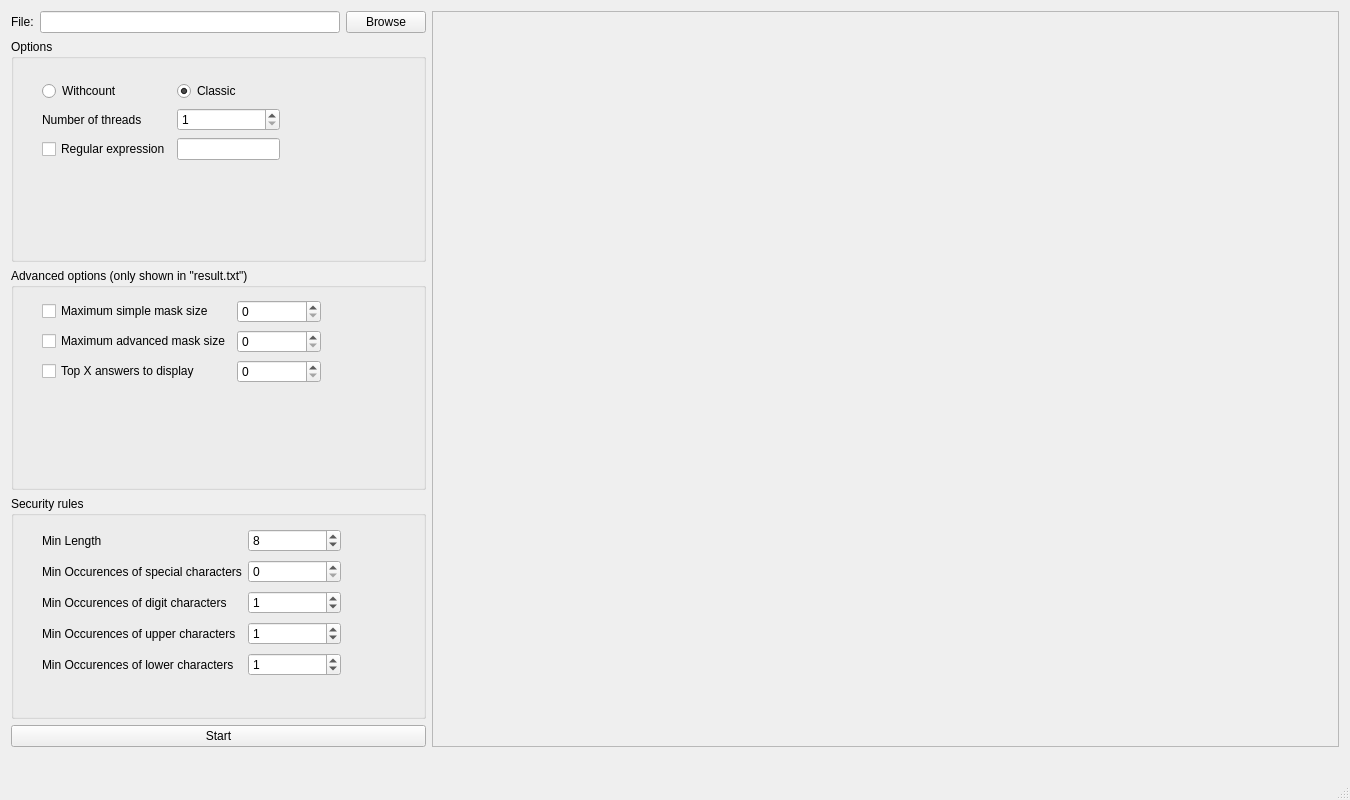
Above: src/gui/MainWindow.ui from mvalois/cpack before the change. Below: the same form after it.
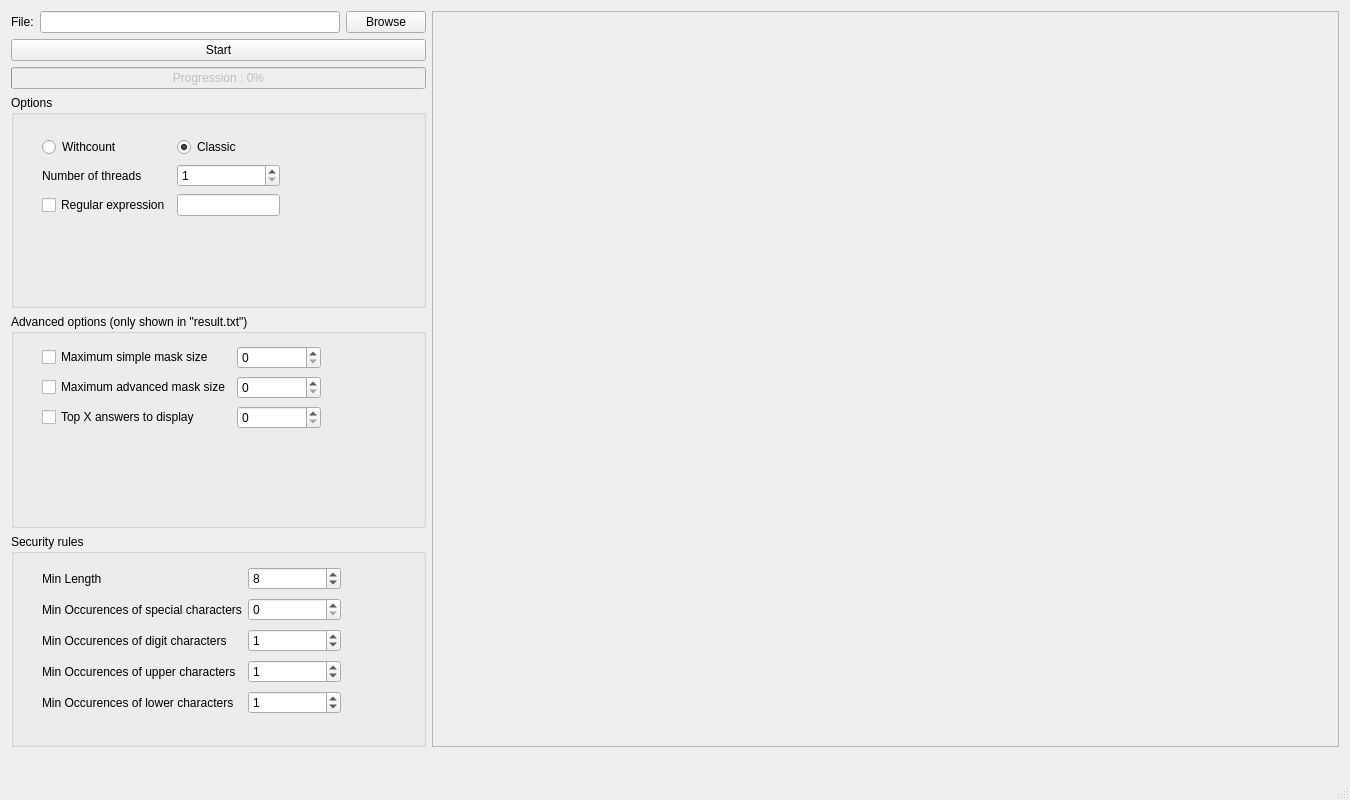
That is the form after the change. Icons and pictures are not drawn.

Commit message: add nice progress bar and remove popup

```diff
--- a/src/gui/MainWindow.ui
+++ b/src/gui/MainWindow.ui
@@ -28,7 +28,7 @@
      <layout class="QHBoxLayout" name="horizontalLayout" stretch="0,1">
       <item>
        <layout class="QGridLayout" name="settingsLayout">
-        <item row="3" column="0" colspan="3">
+        <item row="6" column="0" colspan="3">
          <widget class="QGroupBox" name="securityPolicy">
           <property name="title">
            <string>Security rules</string>
@@ -113,14 +113,7 @@
           </widget>
          </widget>
         </item>
-        <item row="4" column="0" colspan="3">
-         <widget class="QPushButton" name="startButton">
-          <property name="text">
-           <string>Start</string>
-          </property>
-         </widget>
-        </item>
-        <item row="2" column="0" colspan="3">
+        <item row="5" column="0" colspan="3">
          <widget class="QGroupBox" name="advancedOptions">
           <property name="title">
            <string>Advanced options (only shown in &quot;result.txt&quot;)</string>
@@ -169,6 +162,13 @@
           </widget>
          </widget>
         </item>
+        <item row="1" column="0" colspan="3">
+         <widget class="QPushButton" name="startButton">
+          <property name="text">
+           <string>Start</string>
+          </property>
+         </widget>
+        </item>
         <item row="0" column="1">
          <widget class="QLineEdit" name="fileLine">
           <property name="sizePolicy">
@@ -205,7 +205,7 @@
           </property>
          </widget>
         </item>
-        <item row="1" column="0" colspan="3">
+        <item row="4" column="0" colspan="3">
          <widget class="QGroupBox" name="globalOptions">
           <property name="title">
            <string>Options</string>
@@ -268,6 +268,25 @@
           </widget>
          </widget>
         </item>
+        <item row="2" column="0" colspan="3">
+         <widget class="QProgressBar" name="progressBar">
+          <property name="enabled">
+           <bool>false</bool>
+          </property>
+          <property name="value">
+           <number>0</number>
+          </property>
+          <property name="textVisible">
+           <bool>true</bool>
+          </property>
+          <property name="orientation">
+           <enum>Qt::Horizontal</enum>
+          </property>
+          <property name="format">
+           <string>Progression : %p%</string>
+          </property>
+         </widget>
+        </item>
        </layout>
       </item>
       <item>
```
The commit also changes 4 other files.
